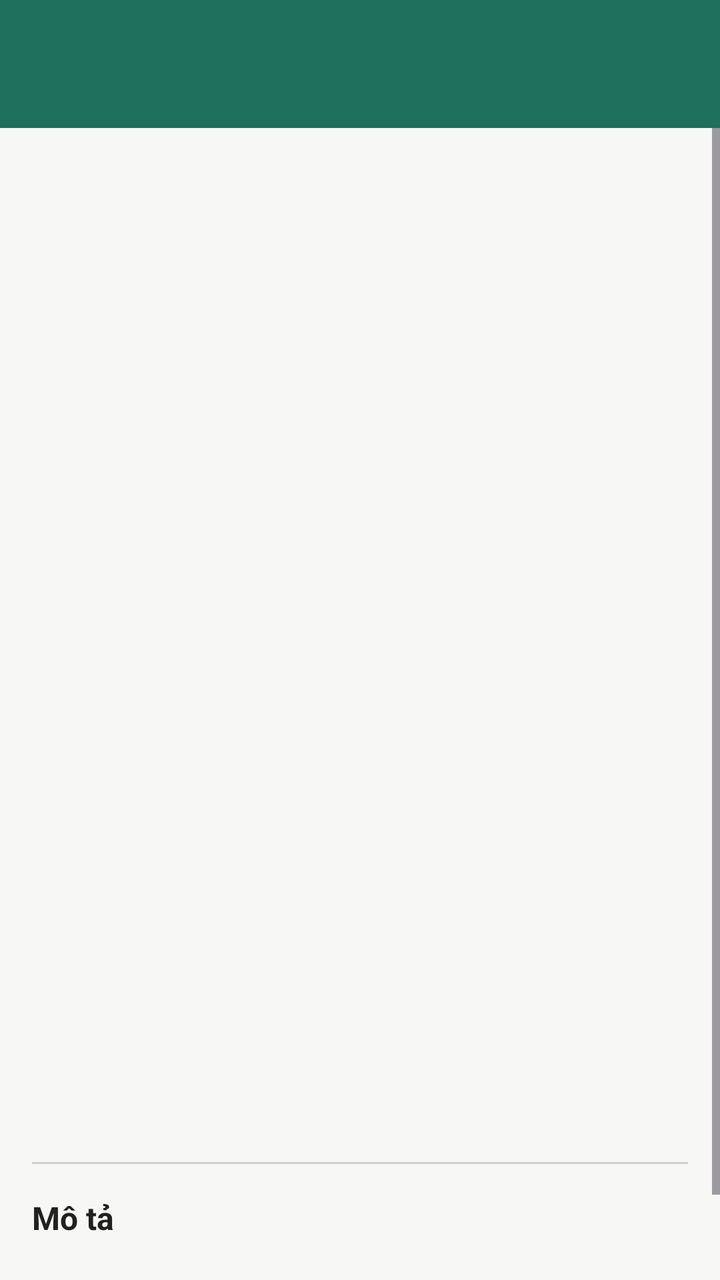
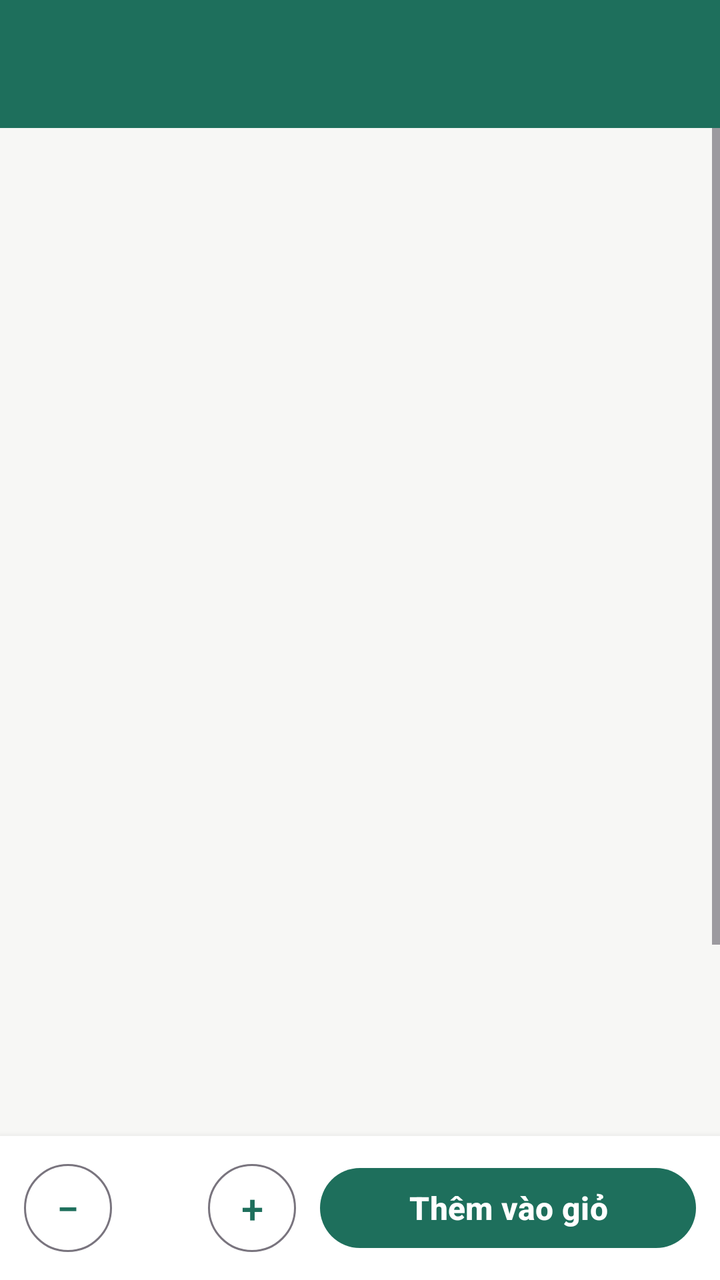

Screens rendered from an Android XML layout before and after an edit, with the pre-edit source and the edit as a unified diff.
<!-- AndroidManifest.xml: application theme Theme.Bookstore -->
<!-- res/layout/activity_book_detail.xml -->
<?xml version="1.0" encoding="utf-8"?>
<LinearLayout xmlns:android="http://schemas.android.com/apk/res/android"
    xmlns:app="http://schemas.android.com/apk/res-auto"
    android:id="@+id/main"
    android:layout_width="match_parent"
    android:layout_height="match_parent"
    android:background="@color/brand_green"
    android:orientation="vertical">

    <com.google.android.material.appbar.MaterialToolbar
        android:id="@+id/toolbar"
        android:layout_width="match_parent"
        android:layout_height="?attr/actionBarSize"
        android:background="@color/brand_green"
        android:theme="@style/ThemeOverlay.AppCompat.Dark.ActionBar"
        app:titleTextColor="#FFFFFF" />

    <ScrollView
        android:layout_width="match_parent"
        android:layout_height="0dp"
        android:layout_weight="1"
        android:background="@color/screen_bg">

        <LinearLayout
            android:layout_width="match_parent"
            android:layout_height="wrap_content"
            android:gravity="center_horizontal"
            android:orientation="vertical"
            android:paddingStart="16dp"
            android:paddingTop="16dp"
            android:paddingEnd="16dp"
            android:paddingBottom="40dp">

            <ImageView
                android:id="@+id/imgCover"
                android:layout_width="200dp"
                android:layout_height="300dp"
                android:contentDescription="@string/cd_book_cover"
                android:scaleType="centerCrop" />

            <TextView
                android:id="@+id/tvTitle"
                style="@style/TextTitle"
                android:layout_width="match_parent"
                android:layout_height="wrap_content"
                android:layout_marginTop="16dp"
                android:gravity="center"
                android:textSize="22sp" />

            <TextView
                android:id="@+id/tvAuthor"
                style="@style/TextSub"
                android:layout_width="wrap_content"
                android:layout_height="wrap_content"
                android:layout_marginTop="4dp" />

            <TextView
                android:id="@+id/tvPublisher"
                style="@style/TextSub"
                android:layout_width="wrap_content"
                android:layout_height="wrap_content"
                android:layout_marginTop="2dp" />

            <LinearLayout
                android:layout_width="wrap_content"
                android:layout_height="wrap_content"
                android:layout_marginTop="12dp"
                android:gravity="center_vertical"
                android:orientation="horizontal">

                <TextView
                    android:id="@+id/tvPrice"
                    android:layout_width="wrap_content"
                    android:layout_height="wrap_content"
                    android:textColor="@color/brand_green"
                    android:textSize="24sp"
                    android:textStyle="bold" />

                <TextView
                    android:id="@+id/tvOldPrice"
                    style="@style/TextSub"
                    android:layout_width="wrap_content"
                    android:layout_height="wrap_content"
                    android:layout_marginStart="10dp" />

                <TextView
                    android:id="@+id/tvDiscount"
                    android:layout_width="wrap_content"
                    android:layout_height="wrap_content"
                    android:layout_marginStart="10dp"
                    android:textColor="@color/error_red"
                    android:textSize="14sp"
                    android:textStyle="bold" />
            </LinearLayout>

            <TextView
                android:id="@+id/tvStock"
                android:layout_width="wrap_content"
                android:layout_height="wrap_content"
                android:layout_marginTop="8dp"
                android:textSize="15sp"
                android:textStyle="bold" />

            <TextView
                android:id="@+id/tvMeta"
                style="@style/TextSub"
                android:layout_width="wrap_content"
                android:layout_height="wrap_content"
                android:layout_marginTop="4dp" />

            <View
                android:layout_width="match_parent"
                android:layout_height="1dp"
                android:layout_marginTop="16dp"
                android:layout_marginBottom="16dp"
                android:background="@color/line_gray" />

            <TextView
                android:layout_width="match_parent"
                android:layout_height="wrap_content"
                android:text="@string/label_description"
                android:textColor="@color/text_main"
                android:textSize="16sp"
                android:textStyle="bold" />

            <TextView
                android:id="@+id/tvDescription"
                android:layout_width="match_parent"
                android:layout_height="wrap_content"
                android:layout_marginTop="6dp"
                android:lineSpacingExtra="4dp"
                android:textColor="@color/text_main"
                android:textSize="15sp" />
        </LinearLayout>
    </ScrollView>
</LinearLayout>
<!-- resources referenced by this layout -->
<resources>
  <color name="brand_green">#1E6F5C</color>
  <color name="error_red">#C62828</color>
  <color name="line_gray">#CFCFCF</color>
  <color name="screen_bg">#F7F7F5</color>
  <color name="text_main">#212121</color>
  <string name="cd_book_cover">Ảnh bìa sách</string>
  <string name="label_description">Mô tả</string>
  <style name="TextSub">
          <item name="android:textSize">14sp</item>
          <item name="android:textColor">@color/text_sub</item>
      </style>
  <style name="TextTitle">
          <item name="android:textSize">26sp</item>
          <item name="android:textStyle">bold</item>
          <item name="android:textColor">@color/text_main</item>
      </style>
  <style name="Theme.Bookstore" parent="Base.Theme.Bookstore" />
  <color name="text_sub">#757575</color>
  <style name="Base.Theme.Bookstore" parent="Theme.Material3.DayNight.NoActionBar">
          
          
          <item name="colorPrimary">@color/brand_green</item>
          <item name="colorSecondaryContainer">#CDE8DF</item>
      </style>
</resources>

<!-- the commit's change to res/layout/activity_book_detail.xml (unified diff, before → after) -->
@@ -133,4 +133,58 @@
                 android:textSize="15sp" />
         </LinearLayout>
     </ScrollView>
+
+    
+    <LinearLayout
+        android:id="@+id/bottomBar"
+        android:layout_width="match_parent"
+        android:layout_height="wrap_content"
+        android:background="#FFFFFF"
+        android:elevation="6dp"
+        android:gravity="center_vertical"
+        android:orientation="horizontal"
+        android:padding="12dp">
+
+        <com.google.android.material.button.MaterialButton
+            android:id="@+id/btnDecrease"
+            style="@style/Widget.Material3.Button.OutlinedButton"
+            android:layout_width="44dp"
+            android:layout_height="44dp"
+            android:insetTop="0dp"
+            android:insetBottom="0dp"
+            android:minWidth="0dp"
+            android:padding="0dp"
+            android:text="@string/qty_minus"
+            android:textSize="20sp" />
+
+        <TextView
+            android:id="@+id/tvQty"
+            android:layout_width="48dp"
+            android:layout_height="wrap_content"
+            android:gravity="center"
+            android:textColor="@color/text_main"
+            android:textSize="18sp"
+            android:textStyle="bold" />
+
+        <com.google.android.material.button.MaterialButton
+            android:id="@+id/btnIncrease"
+            style="@style/Widget.Material3.Button.OutlinedButton"
+            android:layout_width="44dp"
+            android:layout_height="44dp"
+            android:insetTop="0dp"
+            android:insetBottom="0dp"
+            android:minWidth="0dp"
+            android:padding="0dp"
+            android:text="@string/qty_plus"
+            android:textSize="20sp" />
+
+        <Button
+            android:id="@+id/btnAddToCart"
+            style="@style/ButtonPrimary"
+            android:layout_width="0dp"
+            android:layout_height="48dp"
+            android:layout_marginStart="12dp"
+            android:layout_weight="1"
+            android:text="@string/btn_add_to_cart" />
+    </LinearLayout>
 </LinearLayout>
<!-- resource entries referenced after the edit -->
@@ -5,8 +5,17 @@
   <color name="line_gray">#CFCFCF</color>
   <color name="screen_bg">#F7F7F5</color>
   <color name="text_main">#212121</color>
+  <string name="btn_add_to_cart">Thêm vào giỏ</string>
   <string name="cd_book_cover">Ảnh bìa sách</string>
   <string name="label_description">Mô tả</string>
+  <string name="qty_minus">−</string>
+  <string name="qty_plus">+</string>
+  <style name="ButtonPrimary">
+          <item name="android:textSize">16sp</item>
+          <item name="android:textStyle">bold</item>
+          <item name="android:textColor">#FFFFFF</item>
+          <item name="backgroundTint">@color/brand_green</item>
+      </style>
   <style name="TextSub">
           <item name="android:textSize">14sp</item>
           <item name="android:textColor">@color/text_sub</item>
